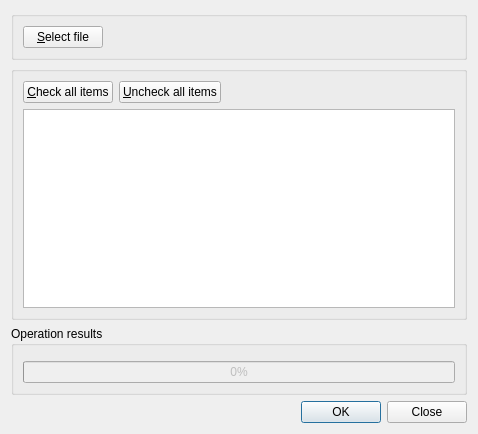
Above: src/services/standard/gui/formstandardimportexport.ui from martinrotter/rssguard before the change. Below: the same form after it.
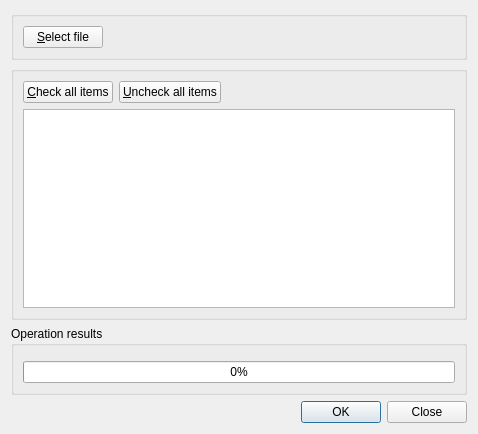
That is the form after the change. Custom widgets are drawn as their Qt base class.

Diff of the .ui file:
```diff
--- a/src/services/standard/gui/formstandardimportexport.ui
+++ b/src/services/standard/gui/formstandardimportexport.ui
@@ -116,9 +116,6 @@
       </item>
       <item row="1" column="0" colspan="2">
        <widget class="QProgressBar" name="m_progressBar">
-        <property name="enabled">
-         <bool>false</bool>
-        </property>
         <property name="value">
          <number>0</number>
         </property>
```
